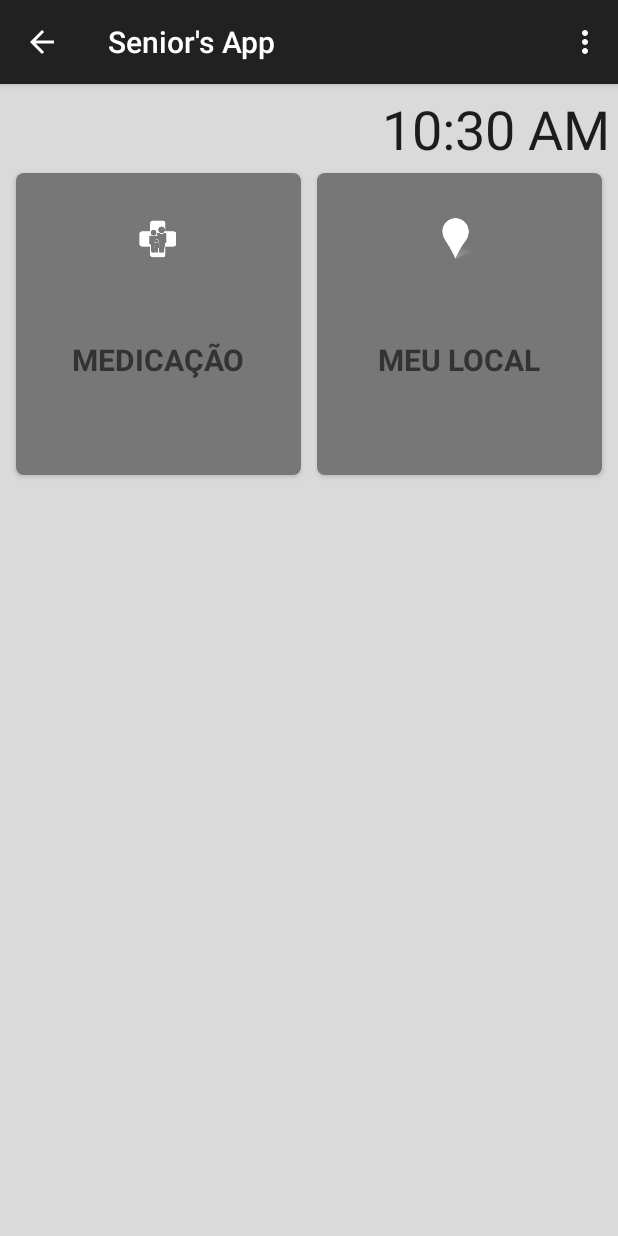
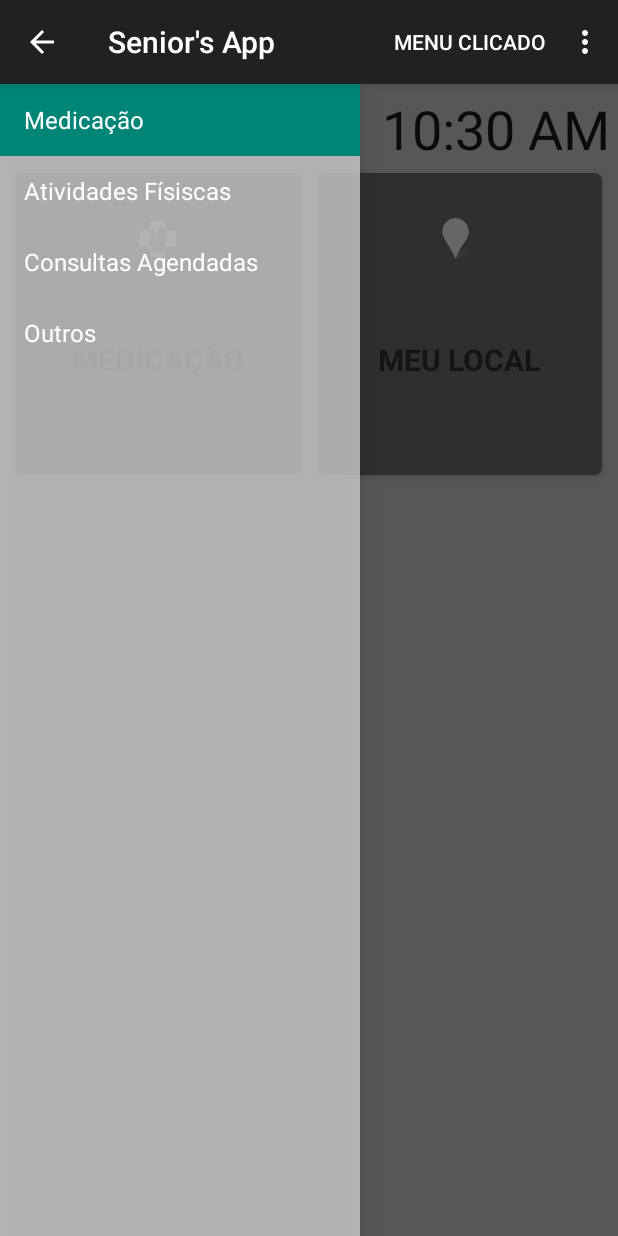
Before and after one commit to fabricaM8/seniorsApp, an Android app: the screen it shows after launch (DashboardActivity), on a phone screen of 412 x 824 dp. Run offline under Robolectric (Android 15) with nearby library versions, the phone set to English and light mode, and no system bars; 2 statements that could not run were skipped.

Commit message:
Commit Navigation Drawer 02

```diff
--- a/app/src/main/java/br/com/fabricam8/seniorsapp/NavigationDrawerFragment.java
+++ b/app/src/main/java/br/com/fabricam8/seniorsapp/NavigationDrawerFragment.java
@@ -11,6 +11,7 @@ import android.support.v4.view.GravityCompat;
 import android.support.v4.widget.DrawerLayout;
 import android.support.v7.app.ActionBar;
 import android.support.v7.app.ActionBarActivity;
+
 import android.view.LayoutInflater;
 import android.view.Menu;
 import android.view.MenuInflater;
@@ -20,6 +21,9 @@ import android.view.ViewGroup;
 import android.widget.AdapterView;
 import android.widget.ArrayAdapter;
 import android.widget.ListView;
+import android.widget.Toast;
+
+
 
 /**
  * Fragment used for managing interactions for and presentation of a navigation drawer.
@@ -32,6 +36,12 @@ public class NavigationDrawerFragment extends Fragment {
      * Remember the position of the selected item.
      */
     private static final String STATE_SELECTED_POSITION = "selected_navigation_drawer_position";
+
+    /**
+     * Per the design guidelines, you should show the drawer on launch until the user manually
+     * expands it. This shared preference tracks this.
+     */
+    private static final String PREF_USER_LEARNED_DRAWER = "navigation_drawer_learned";
 
     /**
      * A pointer to the current callbacks instance (the Activity).
@@ -48,6 +58,8 @@ public class NavigationDrawerFragment extends Fragment {
     private View mFragmentContainerView;
 
     private int mCurrentSelectedPosition = 0;
+    private boolean mFromSavedInstanceState;
+    private boolean mUserLearnedDrawer;
 
     public NavigationDrawerFragment() {
     }
@@ -59,9 +71,11 @@ public class NavigationDrawerFragment extends Fragment {
         // Read in the flag indicating whether or not the user has demonstrated awareness of the
         // drawer. See PREF_USER_LEARNED_DRAWER for details.
         SharedPreferences sp = PreferenceManager.getDefaultSharedPreferences(getActivity());
+        mUserLearnedDrawer = sp.getBoolean(PREF_USER_LEARNED_DRAWER, false);
 
         if (savedInstanceState != null) {
             mCurrentSelectedPosition = savedInstanceState.getInt(STATE_SELECTED_POSITION);
+            mFromSavedInstanceState = true;
         }
 
         // Select either the default item (0) or the last selected item.
@@ -94,6 +108,7 @@ public class NavigationDrawerFragment extends Fragment {
                         getString(R.string.nav_medicacao),
                         getString(R.string.nav_atividades),
                         getString(R.string.nav_consultas),
+                        getString(R.string.nav_outros)
                 }));
         mDrawerListView.setItemChecked(mCurrentSelectedPosition, true);
         return mDrawerListView;
@@ -102,7 +117,6 @@ public class NavigationDrawerFragment extends Fragment {
     public boolean isDrawerOpen() {
         return mDrawerLayout != null && mDrawerLayout.isDrawerOpen(mFragmentContainerView);
     }
-
     /**
      * Users of this fragment must call this method to set up the navigation drawer interactions.
      *
@@ -147,9 +161,24 @@ public class NavigationDrawerFragment extends Fragment {
                     return;
                 }
 
+                if (!mUserLearnedDrawer) {
+                    // The user manually opened the drawer; store this flag to prevent auto-showing
+                    // the navigation drawer automatically in the future.
+                    mUserLearnedDrawer = true;
+                    SharedPreferences sp = PreferenceManager
+                            .getDefaultSharedPreferences(getActivity());
+                    sp.edit().putBoolean(PREF_USER_LEARNED_DRAWER, true).apply();
+                }
+
                 getActivity().supportInvalidateOptionsMenu(); // calls onPrepareOptionsMenu()
             }
         };
+
+        // If the user hasn't 'learned' about the drawer, open it to introduce them to the drawer,
+        // per the navigation drawer design guidelines.
+        if (!mUserLearnedDrawer && !mFromSavedInstanceState) {
+            mDrawerLayout.openDrawer(mFragmentContainerView);
+        }
 
         // Defer code dependent on restoration of previous instance state.
         mDrawerLayout.post(new Runnable() {
@@ -172,6 +201,10 @@ public class NavigationDrawerFragment extends Fragment {
         }
         if (mCallbacks != null) {
             mCallbacks.onNavigationDrawerItemSelected(position);
+        }
+        if (mDrawerListView != null) {
+            String  selectedFromList = (String)  (mDrawerListView.getItemAtPosition(position));
+            Toast.makeText(getActivity(), selectedFromList, Toast.LENGTH_SHORT).show();
         }
     }
 
@@ -220,6 +253,10 @@ public class NavigationDrawerFragment extends Fragment {
         if (mDrawerToggle.onOptionsItemSelected(item)) {
             return true;
         }
+        if (item.getItemId() == R.id.action_example) {
+            Toast.makeText(getActivity(), "Ação", Toast.LENGTH_SHORT).show();
+            return true;
+        }
 
         return super.onOptionsItemSelected(item);
     }
--- a/app/src/main/res/layout/fragment_navigation_drawer.xml
+++ b/app/src/main/res/layout/fragment_navigation_drawer.xml
@@ -3,4 +3,5 @@
     android:layout_height="match_parent" android:choiceMode="singleChoice"
     android:divider="@android:color/transparent" android:dividerHeight="0dp"
     android:background="#cccc"
-    tools:context="br.com.fabricam8.seniorsapp.NavigationDrawerFragment" />
+    tools:context="br.com.fabricam8.seniorsapp.NavigationDrawerFragment"
+    />
--- a/app/src/main/res/menu/menu_dashboard.xml
+++ b/app/src/main/res/menu/menu_dashboard.xml
@@ -1,6 +1,8 @@
 <menu xmlns:android="http://schemas.android.com/apk/res/android"
     xmlns:app="http://schemas.android.com/apk/res-auto"
     xmlns:tools="http://schemas.android.com/tools" tools:context=".DashboardActivity">
+    <item android:id="@+id/action_example" android:title="@string/exemplo_acao"
+        app:showAsAction="withText|ifRoom" />
     <item android:id="@+id/action_settings" android:title="@string/action_settings"
         android:orderInCategory="100" app:showAsAction="never" />
 </menu>
--- a/app/src/main/res/values/strings.xml
+++ b/app/src/main/res/values/strings.xml
@@ -46,16 +46,22 @@
     <string name="request_location_updates_in_progress">Impossível requisitar nova localização (anterior ainda não finalizou)</string>
     <string name="unknown">--Desconhecido--</string>
     <string name="unknown_activity_request_code">Código de solicitação desconhecido %1$d em onActivityResult.</string>
-    <string name="nav_medicacao">Medicação</string>
-    <string name="nav_atividades">Atividades Físiscas</string>
-    <string name="nav_consultas">Consultas Agendadas</string>
-    <string name="navigation_drawer_open">Abrir gaveta</string>
-    <string name="navigation_drawer_close">Fechar gaveta</string>
+
+
     <string name="alarm_service_label">hora de acordar!!!!</string>
     <string name="title_activity_medication_form">Cadastrar medicação</string>
 
 
     <string name="validation_error_message">Campo obrigatório</string>
-
+    <!-- Itens de menu lateral(Navigation Drawer -->
+    <string name="nav_medicacao">Medicação</string>
+    <string name="nav_atividades">Atividades Físiscas</string>
+    <string name="nav_consultas">Consultas Agendadas</string>
+    <string name="nav_outros">Outros</string>
+    <string name="navigation_drawer_open">Abrir gaveta</string>
+    <string name="navigation_drawer_close">Fechar gaveta</string>
+    <string name="exemplo_acao">Menu Clicado</string>
+    <string name="action_example">Example action</string>
+    <!-- Itens de menu lateral -->
 
 </resources>
```
Also changed, not shown: 1 other file.
